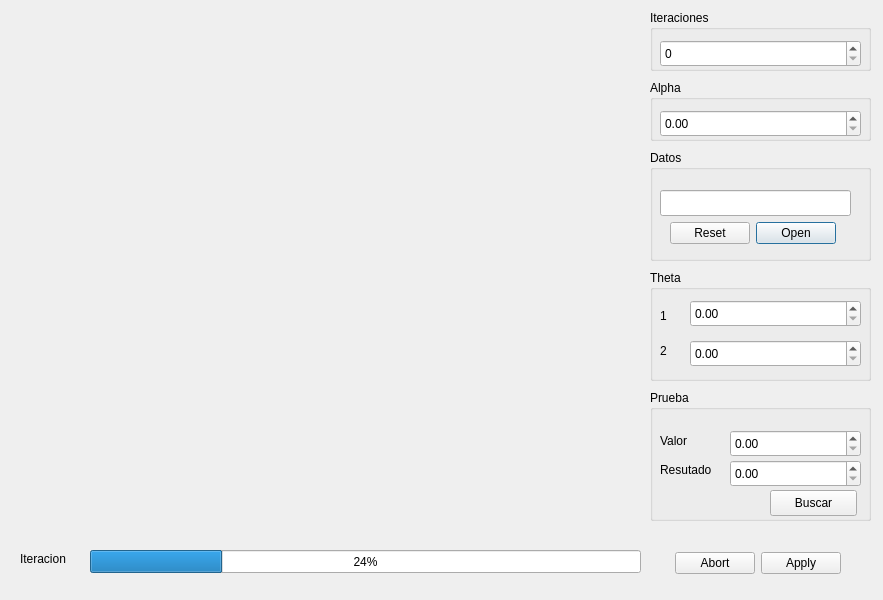
roderiix/Tarea2-IA, file form.ui: the form before one commit.
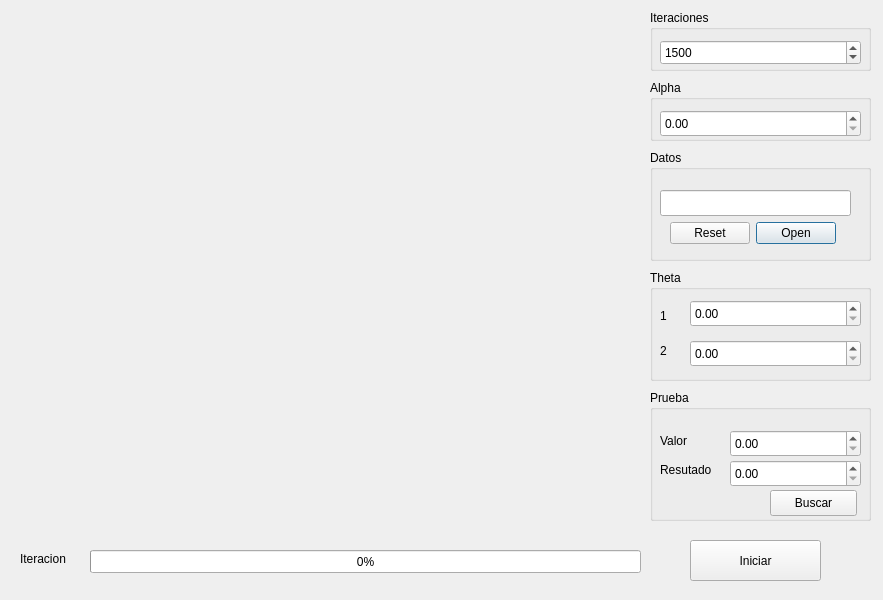
The form after the commit. Custom widgets are drawn as their Qt base class.

Diff of the .ui file:
```diff
--- a/form.ui
+++ b/form.ui
@@ -2,6 +2,9 @@
 <ui version="4.0">
  <class>Main</class>
  <widget class="QWidget" name="Main">
+  <property name="enabled">
+   <bool>true</bool>
+  </property>
   <property name="geometry">
    <rect>
     <x>0</x>
@@ -10,6 +13,18 @@
     <height>600</height>
    </rect>
   </property>
+  <property name="minimumSize">
+   <size>
+    <width>883</width>
+    <height>600</height>
+   </size>
+  </property>
+  <property name="maximumSize">
+   <size>
+    <width>883</width>
+    <height>600</height>
+   </size>
+  </property>
   <property name="windowTitle">
    <string>Main</string>
   </property>
@@ -71,9 +86,15 @@
       <x>10</x>
       <y>30</y>
       <width>201</width>
-      <height>27</height>
+      <height>25</height>
      </rect>
     </property>
+    <property name="maximum">
+     <number>5000</number>
+    </property>
+    <property name="value">
+     <number>1500</number>
+    </property>
    </widget>
   </widget>
   <widget class="QGroupBox" name="groupBox_2">
@@ -109,7 +130,7 @@
     </rect>
    </property>
    <property name="value">
-    <number>24</number>
+    <number>0</number>
    </property>
   </widget>
   <widget class="QLabel" name="itr_label">
@@ -161,19 +182,6 @@
     </property>
    </widget>
   </widget>
-  <widget class="QDialogButtonBox" name="start_btn">
-   <property name="geometry">
-    <rect>
-     <x>670</x>
-     <y>550</y>
-     <width>171</width>
-     <height>26</height>
-    </rect>
-   </property>
-   <property name="standardButtons">
-    <set>QDialogButtonBox::Abort|QDialogButtonBox::Apply</set>
-   </property>
-  </widget>
   <widget class="QGroupBox" name="groupBox_5">
    <property name="geometry">
     <rect>
@@ -305,6 +313,19 @@
     </property>
    </widget>
   </widget>
+  <widget class="QPushButton" name="btn_start">
+   <property name="geometry">
+    <rect>
+     <x>690</x>
+     <y>540</y>
+     <width>131</width>
+     <height>41</height>
+    </rect>
+   </property>
+   <property name="text">
+    <string>Iniciar</string>
+   </property>
+  </widget>
  </widget>
  <customwidgets>
   <customwidget>
```
